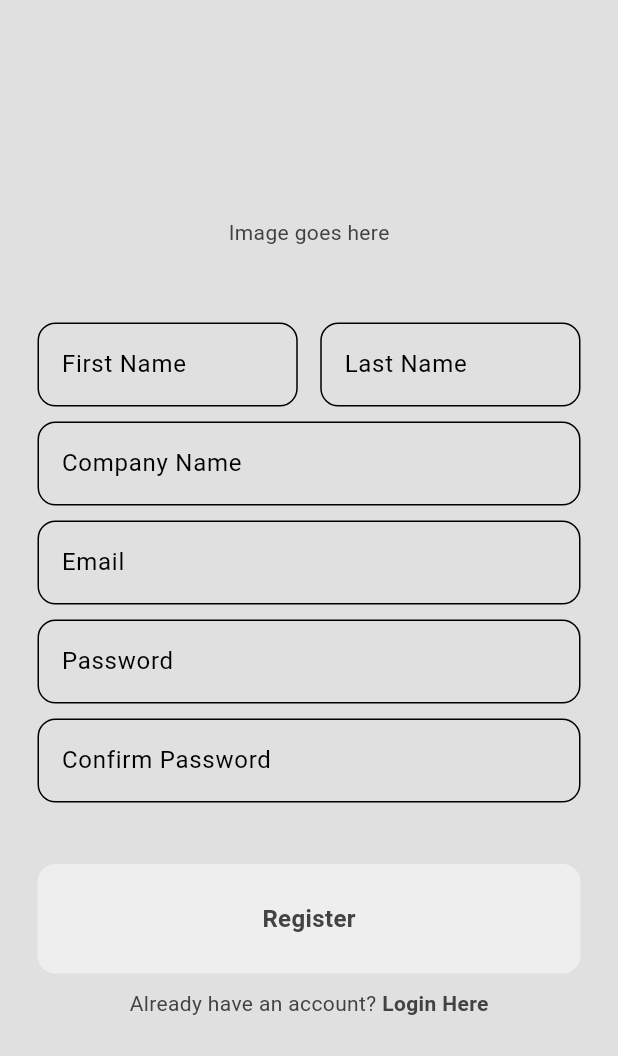
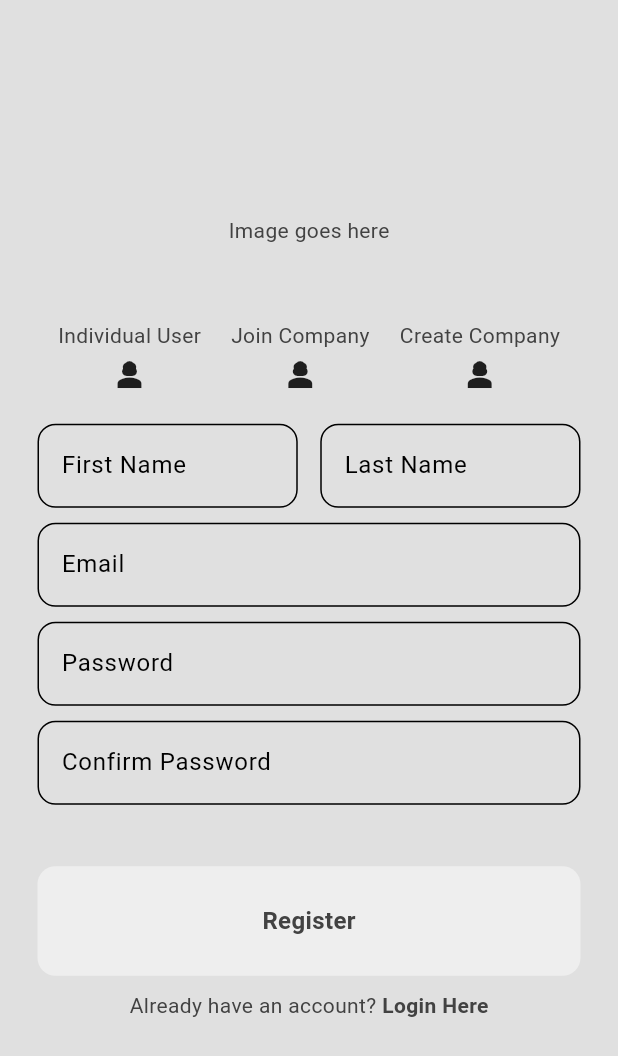
Before and after one commit to chrisgw4/CarStax-App, a Flutter app: the screen it shows after launch, after a tap on "Login", after a tap on "Register Here", after a tap on "Register", on a phone screen of 412 x 824 dp. Shown: the top 1056 px of the screen. Run offline on Flutter 3.47's test engine with Material 3 defaults, Android fonts, the phone set to English and light mode, and no system bars; missing offline and left inert: dart:ffi, mongo_dart; network calls fail.

Commit message:
Added separate userTypes to signup with

```diff
--- /dev/null
+++ b/car_stax/lib/components/register_info.dart
@@ -0,0 +1,83 @@
+import 'package:flutter/material.dart';
+
+import 'my_textfield.dart';
+
+class RegisterInfo extends StatelessWidget {
+  RegisterInfo({
+    super.key,
+    required this.firstNameController,
+    required this.lastNameController,
+    required this.emailController,
+    required this.passwordController,
+    required this.confirmPasswordController,
+  });
+
+  final TextEditingController firstNameController;
+
+  final TextEditingController lastNameController;
+
+  final TextEditingController emailController;
+
+  final TextEditingController passwordController;
+
+  final TextEditingController confirmPasswordController;
+
+  @override
+  Widget build(BuildContext context) {
+    return Column(
+        children: [
+          Row(
+            children: [
+              Expanded(
+                child:
+                // firstName text field
+                MyTextField(
+                    hintText: "First Name",
+                    obscureText: false,
+                    controller: firstNameController
+                ),
+              ),
+
+              SizedBox(width: 15,),
+
+              Expanded(
+                child:
+                // lastName text field
+                MyTextField(
+                    hintText: "Last Name",
+                    obscureText: false,
+                    controller: lastNameController
+                ),
+              ),
+            ],
+          ),
+
+
+          const SizedBox(height: 10,),
+
+          // email text field
+          MyTextField(
+              hintText: "Email",
+              obscureText: false,
+              controller: emailController
+          ),
+
+
+          const SizedBox(height: 10,),
+          // password text field
+
+          MyTextField(
+              hintText: "Password",
+              obscureText: true,
+              controller: passwordController
+          ),
+
+          const SizedBox(height: 10,),
+          MyTextField(
+              hintText: "Confirm Password",
+              obscureText: true,
+              controller: confirmPasswordController
+          ),
+        ]);
+  }
+}
--- a/car_stax/lib/pages/add_car_page.dart
+++ b/car_stax/lib/pages/add_car_page.dart
@@ -305,7 +305,9 @@ class _AddCarPageState extends State<AddCarPage> {
                           List<String> warningListStrings = [];
 
                           for (TextEditingController object in warningList) {
-                            warningListStrings.add(object.text);
+                            if (object.text != "") {
+                              warningListStrings.add(object.text);
+                            }
                           }
 
                           // Adds the car to the backend
--- a/car_stax/lib/pages/edit_car_page.dart
+++ b/car_stax/lib/pages/edit_car_page.dart
@@ -354,7 +354,9 @@ class _EditCarPageState extends State<EditCarPage> {
                           List<String> warningListStrings = [];
 
                           for (TextEditingController object in warningList) {
-                            warningListStrings.add(object.text);
+                            if (object.text != "") {
+                              warningListStrings.add(object.text);
+                            }
                           }
 
                           // Adds the car to the backend
--- a/car_stax/lib/pages/register_page.dart
+++ b/car_stax/lib/pages/register_page.dart
@@ -1,9 +1,11 @@
 import 'package:car_stax/backend/backend_functions.dart';
+import 'package:car_stax/components/register_info_company_name.dart';
 import 'package:flutter/material.dart';
 
 import '../components/my_button.dart';
 import '../components/my_text.dart';
 import '../components/my_textfield.dart';
+import '../components/register_info.dart';
 
 
 class RegisterPage extends StatefulWidget {
@@ -32,11 +34,20 @@ class _RegisterPageState extends State<RegisterPage> {
 
   final TextEditingController registerSuccessText = TextEditingController();
 
+  String userType = "solo";
+
 
   Stream<String> textControllerListener(TextEditingController controller) async* { // <- here
     while (true) {
       await Future.delayed(Duration(milliseconds: 50));
       yield controller.value.text;
+    }
+  }
+
+  Stream<String> userTypeListener() async* { // <- here
+    while (true) {
+      await Future.delayed(Duration(milliseconds: 50));
+      yield userType;
     }
   }
 
@@ -79,9 +90,14 @@ class _RegisterPageState extends State<RegisterPage> {
 
     print("Attempting to register");
 
-    Map<String, dynamic> response = await backend_register(email: emailController.text, password: passwordController.text,
-        companyName: companyNameController.text, firstName: firstNameController.text,
-        lastName: lastNameController.text);
+    Map<String, dynamic> response = await backend_register(
+        email: emailController.text,
+        password: passwordController.text,
+        companyName: companyNameController.text,
+        firstName: firstNameController.text,
+        lastName: lastNameController.text,
+        userType: userType,
+    );
 
 
     // Check the response of the Register API
@@ -121,67 +137,88 @@ class _RegisterPageState extends State<RegisterPage> {
 
               SizedBox(height: 50,),
 
+
               Row(
+                mainAxisAlignment: MainAxisAlignment.center,
                 children: [
-                  Expanded(
-                      child:
-                      // firstName text field
-                      MyTextField(
-                        hintText: "First Name",
-                        obscureText: false,
-                        controller: firstNameController
-                      ),
+                  GestureDetector(
+                    child: Column(
+                        children: [
+                          Text("Individual User"),
+                          SizedBox(height: 5,),
+                          Icon(Icons.person_3),
+                        ]
+                    ),
+                    onTap: () {
+                      userType = "solo";
+                      print(userType);
+                    },
                   ),
 
-                  SizedBox(width: 15,),
+                  SizedBox(width: 20,),
 
-                  Expanded(
-                    child:
-                    // lastName text field
-                    MyTextField(
-                        hintText: "Last Name",
-                        obscureText: false,
-                        controller: lastNameController
+                  GestureDetector(
+                    child: Column(
+                        children: [
+                          Text("Join Company"),
+                          SizedBox(height: 5,),
+                          Icon(Icons.person_3),
+                        ]
                     ),
+                    onTap: () {
+                      userType = "company_member";
+                      print(userType);
+                    },
+                  ),
+                  SizedBox(width: 20,),
+                  GestureDetector(
+                    child: Column(
+                        children: [
+                          Text("Create Company"),
+                          SizedBox(height: 5,),
+                          Icon(Icons.person_3),
+                        ]
+                    ),
+                    onTap: () {
+                      userType = "company_admin";
+                      print(userType);
+                    },
                   ),
                 ],
               ),
 
+              SizedBox(height: 20,),
 
-              const SizedBox(height: 10,),
+              StreamBuilder(
+                  stream: userTypeListener(),
+                  builder: (context, snapshot) {
+                    // Show Company Name
+                    if (snapshot.data == "company_member" || snapshot.data == "company_admin") {
+                      if (companyNameController.text == "N/A")
+                        companyNameController.text = "";
+                      return RegisterInfoCompanyName(
+                        firstNameController: firstNameController,
+                        lastNameController: lastNameController,
+                        companyNameController: companyNameController,
+                        emailController: emailController,
+                        passwordController: passwordController,
+                        confirmPasswordController: confirmPasswordController,
+                      );
+                    }
 
-              // companyName text field
-              MyTextField(
-                  hintText: "Company Name",
-                  obscureText: false,
-                  controller: companyNameController
-              ),
-
-              const SizedBox(height: 10,),
-
-              // email text field
-              MyTextField(
-                  hintText: "Email",
-                  obscureText: false,
-                  controller: emailController
+                    // Do not show company name
+                    companyNameController.text = "N/A";
+                    return RegisterInfo(
+                      firstNameController: firstNameController,
+                      lastNameController: lastNameController,
+                      emailController: emailController,
+                      passwordController: passwordController,
+                      confirmPasswordController: confirmPasswordController,
+                    );
+                  }
               ),
 
 
-              const SizedBox(height: 10,),
-              // password text field
-
-              MyTextField(
-                  hintText: "Password",
-                  obscureText: true,
-                  controller: passwordController
-              ),
-
-              const SizedBox(height: 10,),
-              MyTextField(
-                  hintText: "Confirm Password",
-                  obscureText: true,
-                  controller: confirmPasswordController
-              ),
 
               const SizedBox(height: 10,),
 
```
Also changed, not shown: car_stax/lib/components/register_info_company_name.dart (added, +95 -0 lines).
